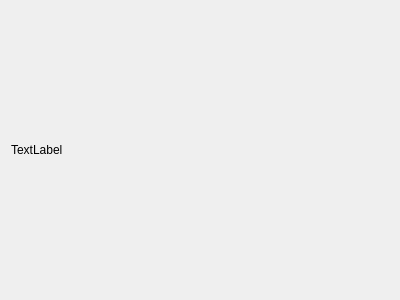
This is ui/imageviewport.ui in dtmoodie/camera_trigger as Qt 5 draws it before an edit. The edited form follows.
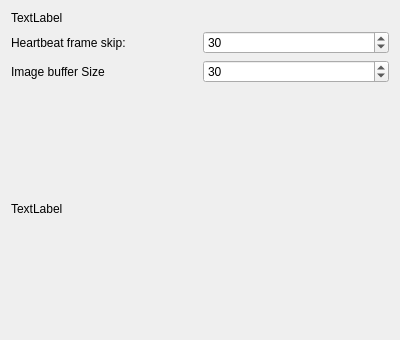
This is the edited form.

The edit to the form file:
```diff
--- a/ui/imageviewport.ui
+++ b/ui/imageviewport.ui
@@ -7,7 +7,7 @@
     <x>0</x>
     <y>0</y>
     <width>400</width>
-    <height>300</height>
+    <height>326</height>
    </rect>
   </property>
   <property name="windowTitle">
@@ -16,8 +16,14 @@
   <layout class="QGridLayout" name="gridLayout_2">
    <item row="0" column="0">
     <layout class="QGridLayout" name="gridLayout">
-     <item row="0" column="0">
+     <item row="3" column="0" colspan="2">
       <widget class="QLabel" name="img">
+       <property name="sizePolicy">
+        <sizepolicy hsizetype="MinimumExpanding" vsizetype="MinimumExpanding">
+         <horstretch>0</horstretch>
+         <verstretch>0</verstretch>
+        </sizepolicy>
+       </property>
        <property name="minimumSize">
         <size>
          <width>320</width>
@@ -28,6 +34,65 @@
         <size>
          <width>16</width>
          <height>16</height>
+        </size>
+       </property>
+       <property name="baseSize">
+        <size>
+         <width>16</width>
+         <height>16</height>
+        </size>
+       </property>
+       <property name="text">
+        <string>TextLabel</string>
+       </property>
+      </widget>
+     </item>
+     <item row="1" column="0">
+      <widget class="QLabel" name="label">
+       <property name="text">
+        <string>Heartbeat frame skip:</string>
+       </property>
+      </widget>
+     </item>
+     <item row="1" column="1">
+      <widget class="QSpinBox" name="heartBeat">
+       <property name="minimum">
+        <number>-1</number>
+       </property>
+       <property name="maximum">
+        <number>1000</number>
+       </property>
+       <property name="value">
+        <number>30</number>
+       </property>
+      </widget>
+     </item>
+     <item row="2" column="0">
+      <widget class="QLabel" name="label_2">
+       <property name="text">
+        <string>Image buffer Size</string>
+       </property>
+      </widget>
+     </item>
+     <item row="2" column="1">
+      <widget class="QSpinBox" name="bufferSize">
+       <property name="minimum">
+        <number>-1</number>
+       </property>
+       <property name="maximum">
+        <number>1000</number>
+       </property>
+       <property name="value">
+        <number>30</number>
+       </property>
+      </widget>
+     </item>
+     <item row="0" column="0" colspan="2">
+      <widget class="QLabel" name="title">
+       <property name="maximumSize">
+        <size>
+         <width>16777215</width>
+         <height>20</height>
         </size>
        </property>
        <property name="text">
```
